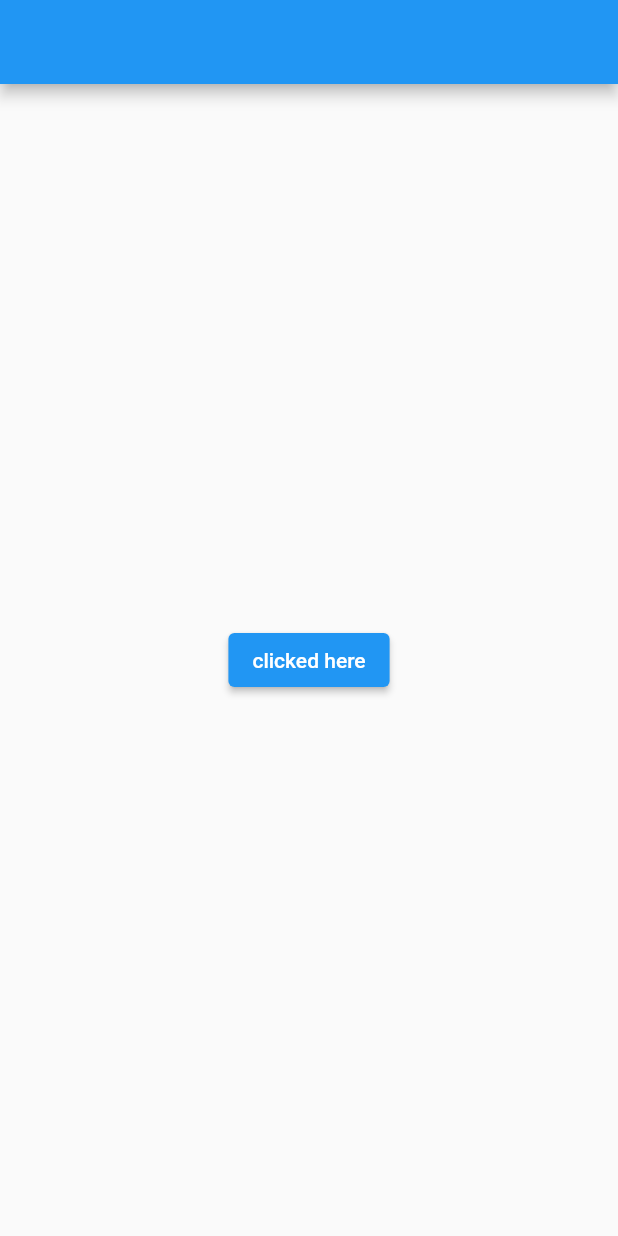
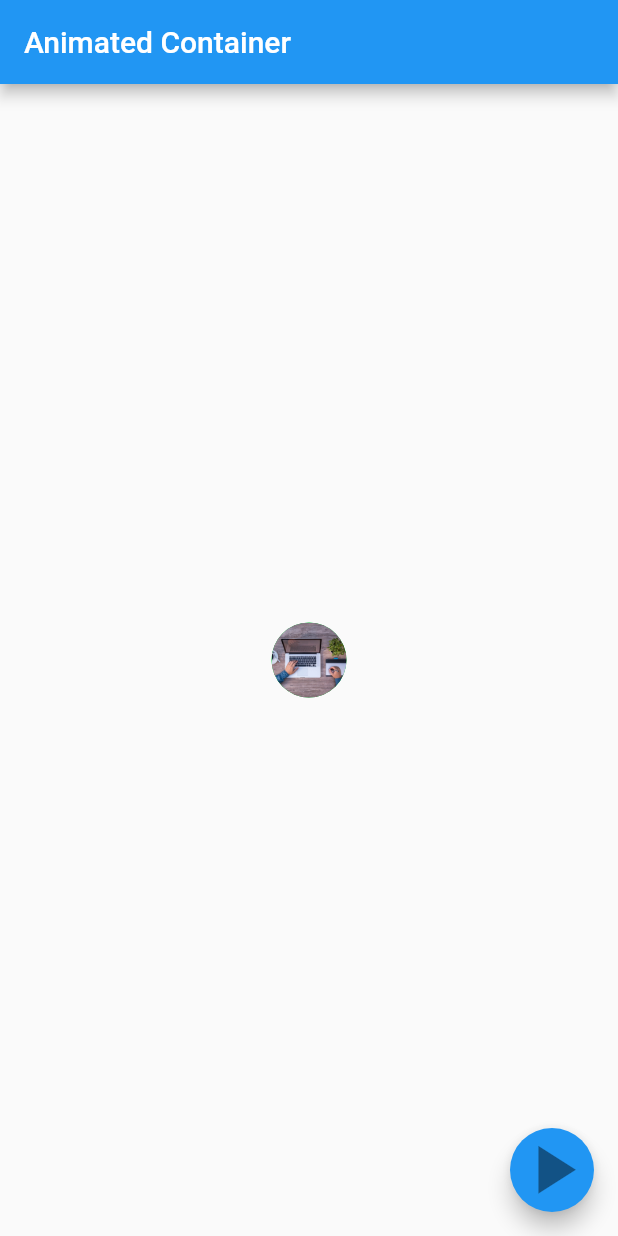
Before and after one commit to Tareq23/flutter-practice-code, a Flutter app: the screen it shows after launch, on a phone screen of 412 x 824 dp. Run offline on Flutter 3.47's test engine with Material 2 defaults, Android fonts, the phone set to English and light mode, and no system bars; our stand-ins replace connectivity_plus, fluttertoast.

Commit message:
AnimatedContainer widget with CircleAvater widgets

```diff
--- /dev/null
+++ b/lib/animator.dart
@@ -0,0 +1,69 @@
+
+import 'package:flutter/material.dart';
+
+class Animator extends StatelessWidget {
+  const Animator({Key? key}) : super(key: key);
+
+  @override
+  Widget build(BuildContext context) {
+    return MaterialApp(
+      debugShowCheckedModeBanner: false,
+      home: AnimatorState(),
+    );
+  }
+}
+
+
+class AnimatorState extends StatefulWidget {
+  const AnimatorState({Key? key}) : super(key: key);
+
+  @override
+  _AnimatorStateState createState() => _AnimatorStateState();
+}
+
+class _AnimatorStateState extends State<AnimatorState> {
+
+  bool _value = false;
+  @override
+  Widget build(BuildContext context) {
+    return Scaffold(
+      floatingActionButton: FloatingActionButton(
+        onPressed: (){
+          setState(() {
+            _value = !_value;
+          });
+        },
+        child: Icon(
+          Icons.play_arrow,
+          size: 55,
+          color: Colors.black45,
+        ),
+      ),
+      appBar: AppBar(
+        title: Text("Animated Container"),
+      ),
+      body: Center(
+        child: AnimatedContainer(
+          duration: Duration(
+            milliseconds: 2000,
+          ),
+          width: _value == false ? 50 : 450,
+          height: _value == false ? 50: 450,
+          // color: Colors.black,
+          child:  CircleAvatar(
+            radius: 200,
+            backgroundColor: Colors.greenAccent,
+
+            child: CircleAvatar(
+              backgroundImage: AssetImage("assets/laptop.jpg"),
+              // foregroundColor: Colors.redAccent,
+              backgroundColor: Colors.green,
+              radius: 150,
+            ),
+          ),
+
+        ),
+      ),
+    );
+  }
+}
--- a/lib/main.dart
+++ b/lib/main.dart
@@ -1,6 +1,7 @@
 
 // import 'package:demoapp/ExpandedWidget.dart';
 import 'package:demoapp/VCard.dart';
+import 'package:demoapp/animator.dart';
 import 'package:demoapp/connectivity.dart';
 import 'package:demoapp/customCard.dart';
 import 'package:demoapp/dice.dart';
@@ -25,5 +26,6 @@ void main()
   // runApp(MyAppState());
   // runApp(FormWidget());
   // runApp(FormPage());
-  runApp(Conncetivities());
+  // runApp(Conncetivities());
+  runApp(Animator());
 }
```
